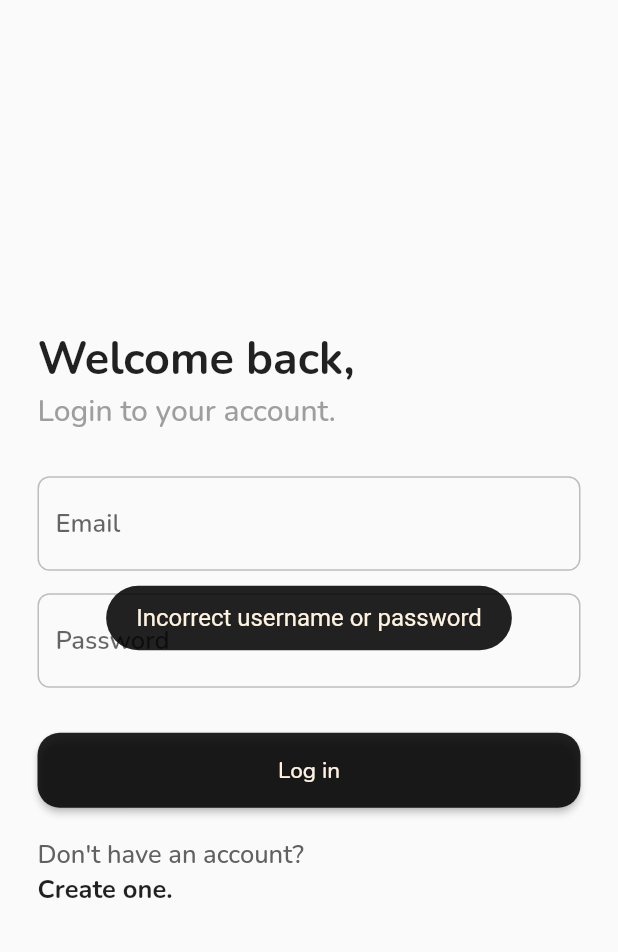
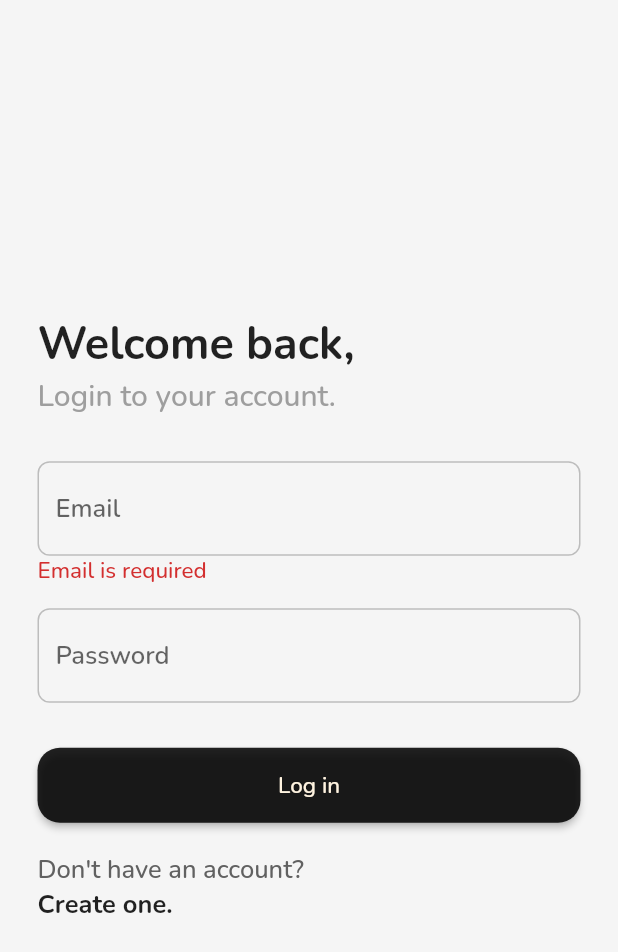
Before and after one commit to nathalie7890/dollarsapp, a Flutter app: the screen it shows after launch, after a tap on "Log in", on a phone screen of 412 x 824 dp. Shown: the top 952 px of the screen. Run offline on Flutter 3.47's test engine with Material 2 defaults, Android fonts, the phone set to English and light mode, and no system bars; our stand-ins replace cloud_firestore, firebase_auth, firebase_core, firebase_storage, flutter_spinkit, fluttertoast and 7 more; missing offline and left inert: flutter_scroll_to_top; accounts and stored records are empty.

```diff
--- a/lib/ui/colors.dart
+++ b/lib/ui/colors.dart
@@ -2,7 +2,7 @@ import 'package:flutter/material.dart';
 
 const Color primary = Colors.black87;
 Color secondary = Colors.grey.shade100;
- Color tertiary = Colors.orange.shade50;
-Color bg = Colors.grey.shade50;
+Color tertiary = Colors.orange.shade50;
+Color bg = Colors.grey.shade100;
 const burgundy = Color(0xff800020);
 Color expense_red = Colors.red.shade700;
--- a/lib/ui/home_tabs/home_tab.dart
+++ b/lib/ui/home_tabs/home_tab.dart
@@ -43,7 +43,11 @@ class _HomeTabState extends State<HomeTab> with SingleTickerProviderStateMixin {
       duration: const Duration(milliseconds: 1200),
     );
     _controller.repeat();
+
+    // fetch current user
     _getCurrentUser();
+
+    // fetch transactions
     _fetchTrans();
   }
 
--- a/lib/ui/home_tabs/transactions_tabs/edit_transaction.dart
+++ b/lib/ui/home_tabs/transactions_tabs/edit_transaction.dart
@@ -69,8 +69,8 @@ class _EditTransactionState extends State<EditTransaction>
         _type = res.type;
         _date = res.date;
         _uploadedImageUrl = res.image;
+        _isLoading = false;
       }
-      _isLoading = false;
     });
   }
 
@@ -296,9 +296,7 @@ class _EditTransactionState extends State<EditTransaction>
                           : SizedBox(
                               width: MediaQuery.of(context).size.width,
                               height: 50,
-                              child: _isLoading
-                                  ? loadingSpinner(_controller)
-                                  : _btn(_onAddBtnClicked, "Save Transaction"))
+                              child: _btn(_onAddBtnClicked, "Save Transaction"))
                     ],
                   )),
             ),
--- a/lib/ui/login.dart
+++ b/lib/ui/login.dart
@@ -1,4 +1,5 @@
 import 'package:dollar_app/service/auth_service.dart';
+import 'package:dollar_app/ui/home_tabs/transactions_tabs/widgets/loading.dart';
 import 'package:dollar_app/ui/widgets/toast.dart';
 import 'package:go_router/go_router.dart';
 import 'package:flutter/material.dart';
@@ -14,22 +15,68 @@ class Login extends StatefulWidget {
   State<Login> createState() => _LoginState();
 }
 
-class _LoginState extends State<Login> {
+class _LoginState extends State<Login> with SingleTickerProviderStateMixin {
+  late AnimationController _controller;
+
   final auth = AuthService();
 
   final TextEditingController _email = TextEditingController();
   final TextEditingController _password = TextEditingController();
+
+  bool _isLoading = false;
+  bool _emailError = false;
+  bool _passError = false;
+
+  @override
+  void initState() {
+    _controller = AnimationController(
+      vsync: this,
+      duration: const Duration(milliseconds: 1200),
+    );
+    _controller.repeat();
+
+    super.initState();
+  }
+
+  @override
+  void dispose() {
+    _controller.dispose();
+    super.dispose();
+  }
 
   _goToRegister(BuildContext context) {
     context.push("/register");
   }
 
   _onLoginClicked() {
+    if (_email.text.isEmpty) {
+      setState(() {
+        _emailError = true;
+      });
+
+      return;
+    }
+
+    if (_password.text.isEmpty) {
+      setState(() {
+        _passError = true;
+      });
+
+      return;
+    }
+
+    setState(() {
+      _isLoading = true;
+    });
+
     _login().then((value) => {
           if (value == true)
-            {context.push("/home")}
+            {context.go("/home")}
           else
-            {showToast("Incorrect username or password")}
+            {showToast("Incorrect username or password")},
+          setState(() {
+            _isLoading = false;
+          })
         });
   }
 
@@ -41,10 +88,9 @@ class _LoginState extends State<Login> {
   Widget build(BuildContext context) {
     return Scaffold(
       body: SingleChildScrollView(
-        child: Container(
-          color: bg,
-          child: Column(mainAxisAlignment: MainAxisAlignment.center, children: [
+        child: Column(children: [
           Container(
+            color: Colors.grey.shade100,
             padding: const EdgeInsets.all(25),
             width: MediaQuery.of(context).size.width,
             height: MediaQuery.of(context).size.height,
@@ -56,17 +102,35 @@ class _LoginState extends State<Login> {
                 nunitoText("Login to your account.", 20, FontWeight.w500,
                     Colors.grey.shade500),
                 const SizedBox(height: 30),
+
+                // email
                 _loginInput("Email", _email, false),
+                _emailError
+                    ? nunitoText(
+                        "Email is required", 15, FontWeight.w500, expense_red)
+                    : Container(),
                 const SizedBox(height: 15),
+
+                // password
                 _loginInput("Password", _password, true),
+                _passError
+                    ? nunitoText("Password is required", 15, FontWeight.w500,
+                        expense_red)
+                    : Container(),
                 const SizedBox(height: 30),
-                  SizedBox(
+
+                // login btn
+                _isLoading
+                    ? loadingSpinner(_controller)
+                    : SizedBox(
                         height: 50,
                         width: MediaQuery.of(context).size.width,
                         child: _loginBtn(() {
                           _onLoginClicked();
                         })),
                 const SizedBox(height: 20),
+
+                // create account btn
                 nunitoText("Don't have an account?", 17, FontWeight.w500,
                     Colors.grey.shade700),
                 GestureDetector(
@@ -79,7 +143,6 @@ class _LoginState extends State<Login> {
             ),
           ),
         ]),
-        ),
       ),
     );
   }
--- a/lib/ui/navigation.dart
+++ b/lib/ui/navigation.dart
@@ -1,15 +1,13 @@
+import 'package:flutter/material.dart';
+import 'package:go_router/go_router.dart';
+
+import 'login.dart';
 import 'package:dollar_app/ui/home.dart';
 import 'package:dollar_app/ui/home_tabs/transaction.dart';
-import 'package:dollar_app/ui/home_tabs/transactions.dart';
 import 'package:dollar_app/ui/home_tabs/transactions_tabs/add_transaction.dart';
 import 'package:dollar_app/ui/home_tabs/transactions_tabs/edit_transaction.dart';
-import 'package:dollar_app/ui/home_tabs/transactions_tabs/expenses.dart';
-import 'package:dollar_app/ui/home_tabs/transactions_tabs/income.dart';
 import 'package:dollar_app/ui/register.dart';
 import 'package:dollar_app/ui/splash_screen.dart';
-import 'package:flutter/material.dart';
-import 'package:go_router/go_router.dart';
-import 'login.dart';
 
 class MyApp extends StatelessWidget {
   const MyApp({super.key, required this.initialRoute});
@@ -23,20 +21,7 @@ class MyApp extends StatelessWidget {
     GoRoute(
         path: "/home",
         name: "home",
-        builder: (context, state) => const Home(),
-        routes: [
-          GoRoute(
-              path: "tran",
-              builder: (context, state) => const Transactions(),
-              routes: [
-                GoRoute(
-                    path: "income",
-                    builder: (context, state) => const Income()),
-                GoRoute(
-                    path: "expense",
-                    builder: (context, state) => const Expenses())
-              ])
-        ]),
+        builder: (context, state) => const Home()),
     GoRoute(
         path: "/register",
         name: "register",
```
Also changed, not shown: lib/ui/home.dart (+19 -12 lines), lib/ui/home_tabs/profile.dart (+0 -14 lines), lib/ui/home_tabs/transactions.dart (+26 -25 lines), lib/ui/home_tabs/transactions_tabs/add_transaction.dart (+20 -16 lines), lib/ui/home_tabs/transactions_tabs/income.dart (+16 -8 lines), lib/ui/register.dart (+44 -7 lines), lib/main.dart (line endings or trailing spaces), 1 other file. Lines whose indentation alone changed are shown as unchanged.
